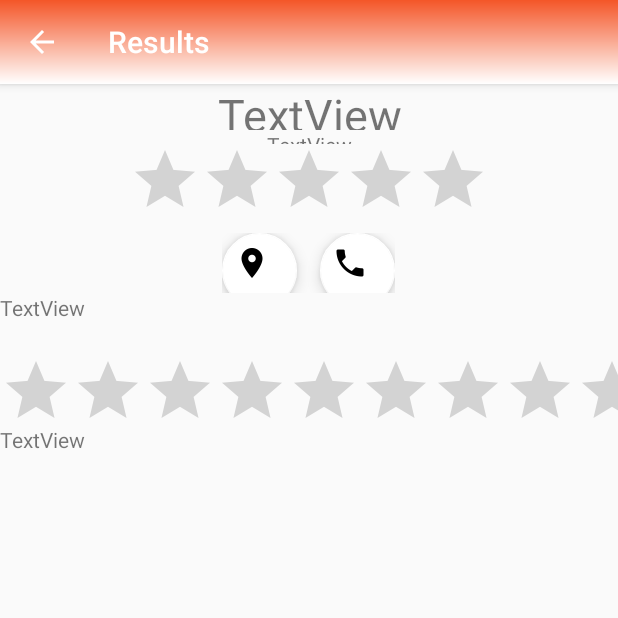
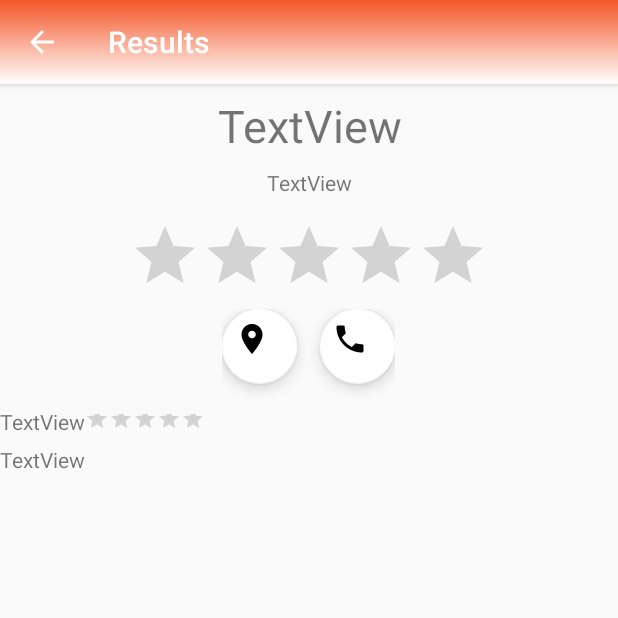
Before and after one commit to nickwu241/FoodShake, an Android app: the YourChoice screen opened directly, with no data from a screen before it, on a phone screen of 412 x 824 dp, the top half of it. Run offline under Robolectric (Android 15) with nearby library versions, the phone set to English and light mode, and no system bars; libraries missing offline, so code that uses them is left out: com.yelp.fusion; 8 statements that could not run were skipped.

Commit message:
Review layout

```diff
--- a/app/src/main/res/layout/content_fetch_results.xml
+++ b/app/src/main/res/layout/content_fetch_results.xml
@@ -87,44 +87,43 @@
 
     </LinearLayout>
 
+    <LinearLayout
+        android:layout_width="match_parent"
+        android:layout_height="wrap_content"
+        android:orientation="horizontal"
+        android:weightSum="1">
+
         <TextView
             android:id="@+id/author"
-        android:layout_width="match_parent"
-        android:layout_height="41dp"
+            android:layout_width="wrap_content"
+            android:layout_height="wrap_content"
             android:text="TextView" />
 
         <RatingBar
             android:id="@+id/ratingBar2"
+            style="?android:attr/ratingBarStyleSmall"
+            android:layout_width="wrap_content"
+            android:layout_height="wrap_content"
+
+            android:isIndicator="true"
+            android:minHeight="25dip"
+            android:numStars="0"
+            android:textAlignment="center" />
+
+    </LinearLayout>
+
+    <LinearLayout
         android:layout_width="match_parent"
-        android:layout_height="wrap_content"
-        android:layout_weight="0.03"
-        android:numStars="5" />
-
+        android:layout_height="42dp"
+        android:orientation="horizontal"
+        android:layout_weight="0.09"
+        android:layout_gravity="center_vertical|center_horizontal">
         <TextView
             android:id="@+id/body1"
             android:layout_width="match_parent"
             android:layout_height="86dp"
+            android:layout_weight="1"
             android:text="TextView" />
-
-    <TableLayout
-        android:layout_width="match_parent"
-        android:layout_height="match_parent">
-
-        <TableRow
-            android:layout_width="match_parent"
-            android:layout_height="match_parent" />
-
-        <TableRow
-            android:layout_width="match_parent"
-            android:layout_height="match_parent" />
-
-        <TableRow
-            android:layout_width="match_parent"
-            android:layout_height="match_parent" />
-
-        <TableRow
-            android:layout_width="match_parent"
-            android:layout_height="match_parent" />
-    </TableLayout>
+    </LinearLayout>
 
 </LinearLayout>
```
Lines whose indentation alone changed are shown as unchanged.
